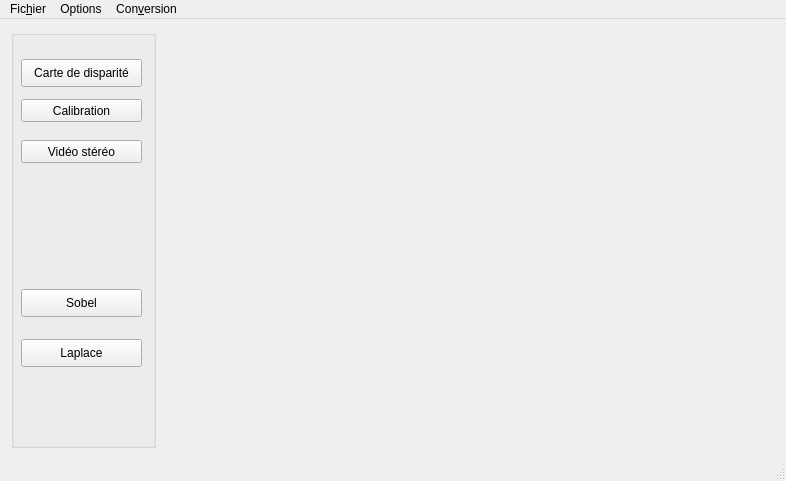
K1ntus/Projet-Technologique-L3, file widgets/mainwindow.ui: the form before one commit.
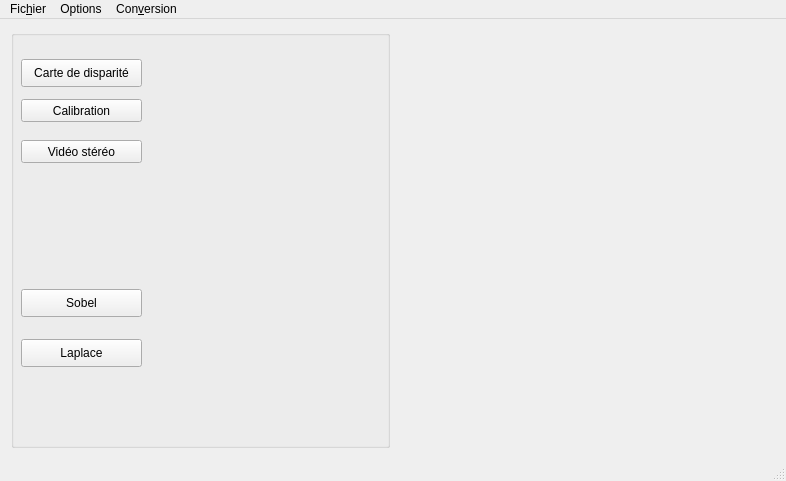
The form after the commit. Icons and pictures are not drawn.

Diff of the .ui file:
```diff
--- a/widgets/mainwindow.ui
+++ b/widgets/mainwindow.ui
@@ -21,7 +21,7 @@
   </property>
   <widget class="QWidget" name="centralWidget">
    <layout class="QHBoxLayout" name="horizontalLayout">
-    <item alignment="Qt::AlignLeft">
+    <item>
      <widget class="QGroupBox" name="controlMenu">
       <property name="minimumSize">
        <size>
```
Left out of the diff: 42 changed lines with no effect on the pictures.
